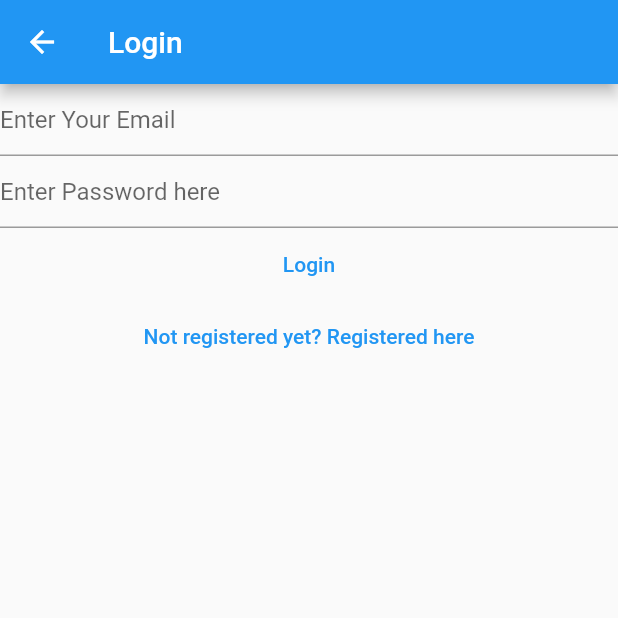
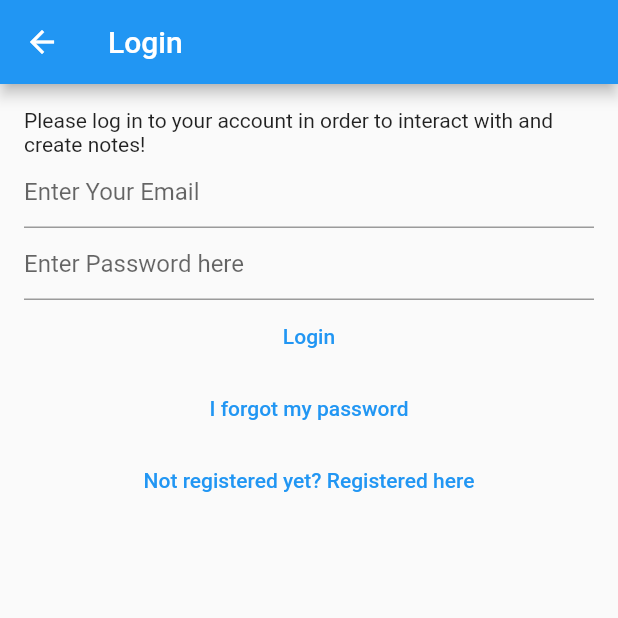
Before and after one commit to muhammadawaisyaseen/Free-Code-Camp-Course, a Flutter app: the LoginView screen opened directly, after a tap on "Not registered yet? Registered here", on a phone screen of 412 x 824 dp, the top half of it. Run offline on Flutter 3.47's test engine with Material 2 defaults, Android fonts, the phone set to English and light mode, and no system bars; our stand-ins replace cloud_firestore, firebase_auth, firebase_core, flutter_bloc, share_plus; missing offline and left inert: dart:ffi; accounts and stored records are empty; network calls fail.

```diff
--- a/lib/screens/login_view.dart
+++ b/lib/screens/login_view.dart
@@ -41,17 +41,11 @@ class _LoginViewState extends State<LoginView> {
     return BlocListener<AuthBloc, AuthState>(
       listener: (context, state) async {
         if (state is AuthStateLoggedOut) {
-          // final closeDialog = _closeDialogHandle;
-
-          // if (!state.isLoading && closeDialog != null) {
-          //   closeDialog();
-          //   _closeDialogHandle = null;
-          // } else if (state.isLoading && closeDialog == null) {
-          //   _closeDialogHandle =
-          //       showLoadingDialog(context: context, text: 'Loading.....');
-          // }
           if (state.exception is UserNotFoundAuthException) {
-            await showErrorDialog(context, 'User not found');
+            await showErrorDialog(
+              context,
+              'Cannot find a user with the entered credentials!',
+            );
           } else if (state.exception is WrongPasswordAuthException) {
             await showErrorDialog(context, 'Wrong credentials');
           } else if (state.exception is GenericAuthException) {
@@ -63,8 +57,12 @@ class _LoginViewState extends State<LoginView> {
         appBar: AppBar(
           title: const Text('Login'),
         ),
-        body: Column(
+        body: Padding(
+          padding: const EdgeInsets.all(16.0),
+          child: Column(
             children: [
+              const Text(
+                  'Please log in to your account in order to interact with and create notes!'),
               TextField(
                 controller: _email,
                 enableSuggestions: false,
@@ -96,15 +94,22 @@ class _LoginViewState extends State<LoginView> {
               TextButton(
                 onPressed: () {
                   context.read<AuthBloc>().add(
+                        const AuthEventForgotPassword(),
+                      );
+                },
+                child: const Text('I forgot my password'),
+              ),
+              TextButton(
+                  onPressed: () {
+                    context.read<AuthBloc>().add(
                           const AuthEventShouldRegister(),
                         );
-                  // Navigator.of(context)
-                  //     .pushNamedAndRemoveUntil(registerRoute, (route) => false);
                   },
                   child: const Text('Not registered yet? Registered here'))
             ],
           ),
         ),
+      ),
     );
   }
 }
--- a/lib/services/auth/bloc/auth_bloc.dart
+++ b/lib/services/auth/bloc/auth_bloc.dart
@@ -9,7 +9,16 @@ class AuthBloc extends Bloc<AuthEvent, AuthState> {
   AuthBloc(AuthProvider provider)
       : super(const AuthStateUninitialized(isLoading: true)) {
     // In AuthBlock we actually handle various events and then based on those events produe a state
-//Forgot Password
+
+//Auth Event Should Register
+    on<AuthEventShouldRegister>((event, emit) {
+      emit(const AuthStateRegistering(
+        exception: null,
+        isLoading: false,
+      ));
+    });
+
+    //Forgot Password
     on<AuthEventForgotPassword>((event, emit) async {
       emit(const AuthStateForgotPassword(
         exception: null,
--- a/pubspec.yaml
+++ b/pubspec.yaml
@@ -46,6 +46,7 @@ dependencies:
   share_plus: ^6.3.0
   flutter_bloc: ^8.1.1
   equatable: ^2.0.5
+  flutter_launcher_icons: ^0.11.0
 
 dev_dependencies:
   flutter_test:
```
Also changed, not shown: flutter_launcher_icons.yaml (added, +21 -0 lines), lib/screens/register_view.dart (+6 -1 lines), assets/icon/icon.png (added), pubspec.lock, 28 other files. Lines whose indentation alone changed are shown as unchanged.
